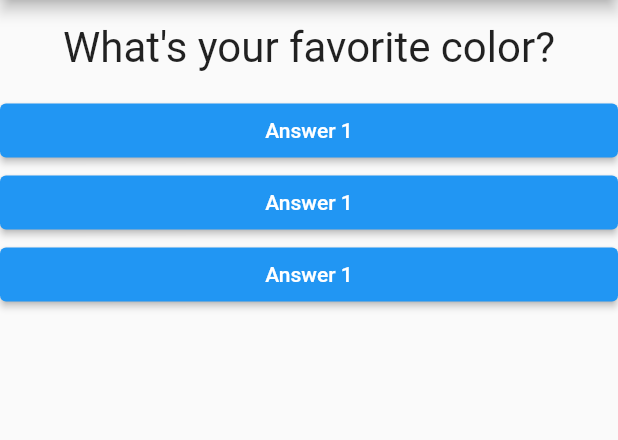
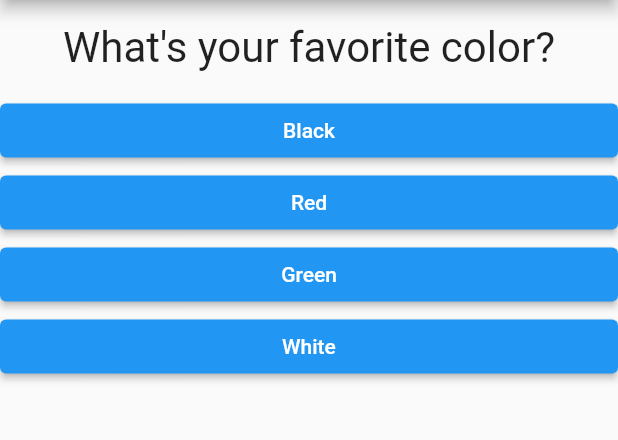
Before and after one commit to ariqd/flutter-first-app, a Flutter app: the screen it shows after launch, on a phone screen of 412 x 824 dp, the part 84-524 px from its top. Run offline on Flutter 3.47's test engine with Material 2 defaults, Android fonts, the phone set to English and light mode, and no system bars.

Commit message:
dynamic questions with Map

```diff
--- a/lib/answer.dart
+++ b/lib/answer.dart
@@ -2,15 +2,16 @@ import 'package:flutter/material.dart';
 
 class Answer extends StatelessWidget {
   final Function selectHandler;
+  final String answerText;
 
-  Answer(this.selectHandler);
+  Answer(this.selectHandler, this.answerText);
 
   @override
   Widget build(BuildContext context) {
     return Container(
       width: double.infinity,
       child: ElevatedButton(
-        child: Text('Answer 1'),
+        child: Text(answerText),
         onPressed: selectHandler,
       ),
     );
--- a/lib/main.dart
+++ b/lib/main.dart
@@ -29,9 +29,18 @@ class _MyAppState extends State<MyApp> {
   @override
   Widget build(BuildContext context) {
     var questions = [
-      'What\'s your favorite color?',
-      'What\'s your favorite animal?',
-      'What\'s your favorite car?',
+      {
+        'questionText': 'What\'s your favorite color?',
+        'answers': ['Black', 'Red', 'Green', 'White'],
+      },
+      {
+        'questionText': 'What\'s your favorite animal?',
+        'answers': ['Rabbit', 'Snake', 'Elephant', 'Lion'],
+      },
+      {
+        'questionText': 'What\'s your favorite car?',
+        'answers': ['Toyota', 'Honda', 'Ferrari', 'Lamborghini'],
+      },
     ];
 
     return MaterialApp(
@@ -40,11 +49,13 @@ class _MyAppState extends State<MyApp> {
           title: Text('My First App'),
         ),
         body: Column(
-          children: <Widget>[
-            Question(questions[_questionIndex]),
-            Answer(_answerQuestion),
-            Answer(_answerQuestion),
-            Answer(_answerQuestion),
+          children: [
+            Question(questions[_questionIndex]['questionText']),
+            ...(questions[_questionIndex]['answers'] as List<String>)
+                .map(
+                  (answer) => Answer(_answerQuestion, answer),
+                )
+                .toList(),
           ],
         ),
       ),
```
